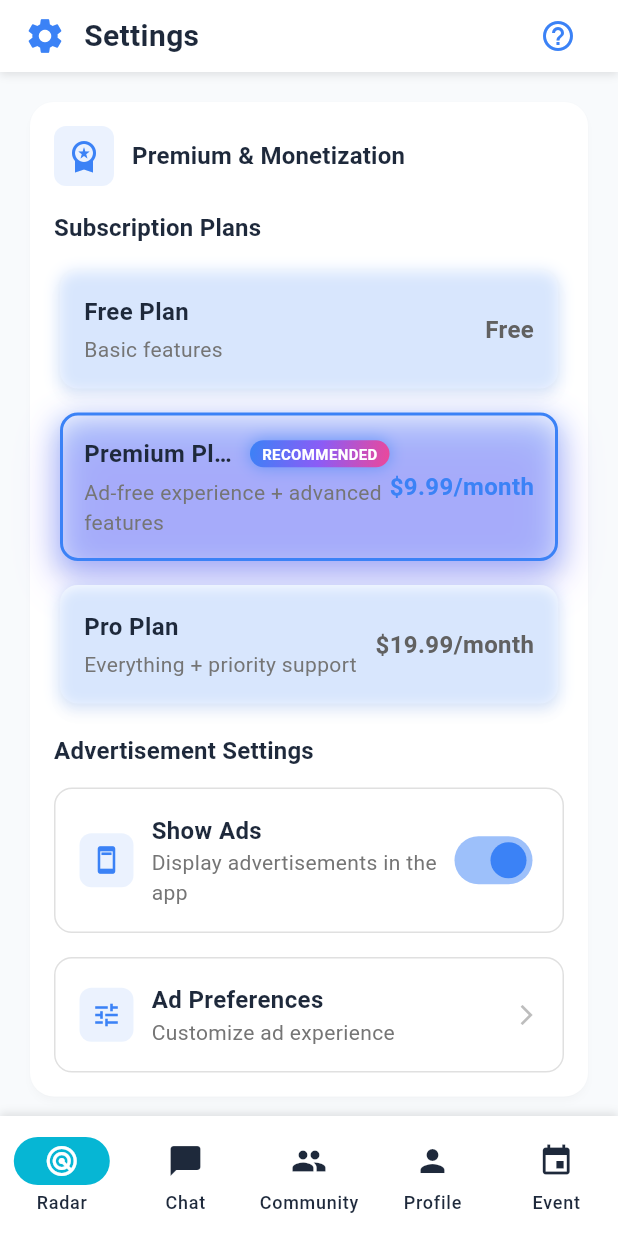
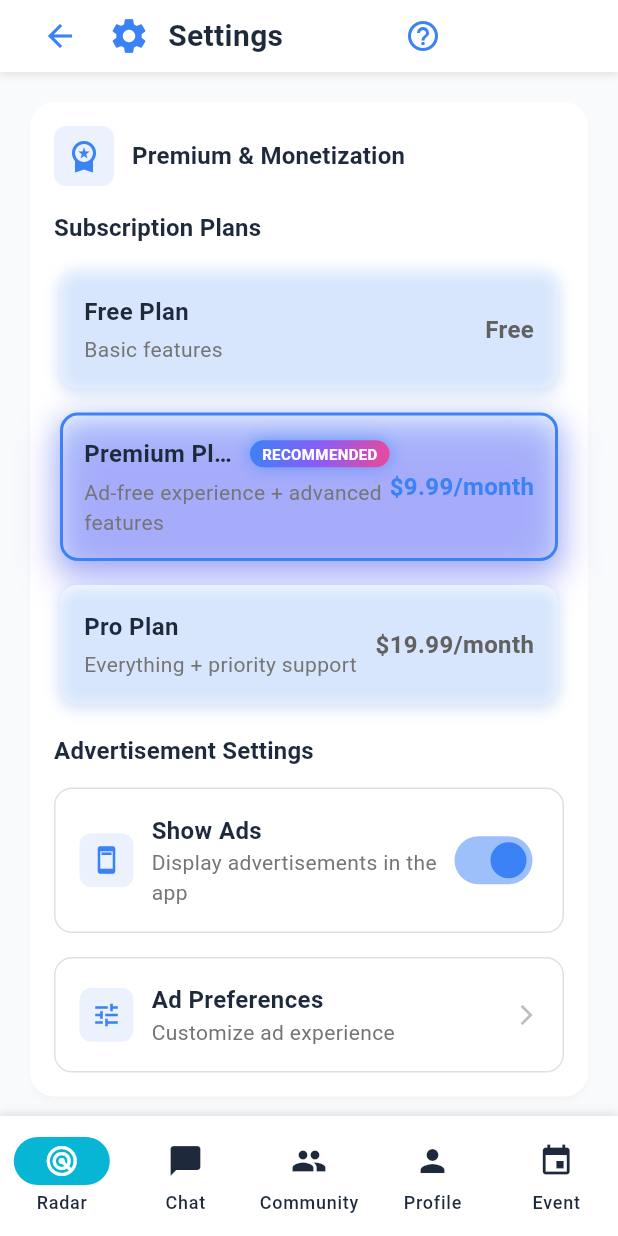
Before and after one commit to TArslan7/ComnecterMobile, a Flutter app: the SettingsScreen screen opened by its route, on a phone screen of 412 x 824 dp. Run offline on Flutter 3.47's test engine with Material 3 defaults, Android fonts, the phone set to English and light mode, and no system bars; drawn by our look-alikes of flutter_animate; our stand-ins replace audioplayers, confetti, flutter_hooks, flutter_riverpod, go_router, shared_preferences; accounts and stored records are empty.

Commit message:
feat: add back buttons to settings and subscription screens
- Add back button to settings screen for proper navigation
- Replace settings button with back button in subscription screen
- Ensure users can navigate back to previous screens
- Improve user experience and navigation flow

```diff
--- a/lib/features/monetization/subscription_screen.dart
+++ b/lib/features/monetization/subscription_screen.dart
@@ -70,9 +70,9 @@ class SubscriptionScreen extends HookWidget {
     return Scaffold(
       appBar: AppBar(
         leading: IconButton(
-          icon: Icon(Icons.settings, color: Theme.of(context).colorScheme.primary),
-          onPressed: () => context.push('/settings'),
-          tooltip: 'Settings',
+          icon: Icon(Icons.arrow_back, color: Theme.of(context).colorScheme.primary),
+          onPressed: () => Navigator.of(context).pop(),
+          tooltip: 'Go Back',
         ),
         title: const Text('Subscription Plans'),
         backgroundColor: Theme.of(context).colorScheme.inversePrimary,
--- a/lib/features/settings/settings_screen.dart
+++ b/lib/features/settings/settings_screen.dart
@@ -104,6 +104,19 @@ class _SettingsScreenState extends ConsumerState<SettingsScreen> with TickerProv
               padding: const EdgeInsets.symmetric(horizontal: 16),
               child: Row(
                 children: [
+                  Flexible(
+                    child: IconButton(
+                      icon: Icon(
+                        Icons.arrow_back,
+                        color: Theme.of(context).colorScheme.primary,
+                        size: 24,
+                      ),
+                      onPressed: () => Navigator.of(context).pop(),
+                      tooltip: 'Go Back',
+                      padding: const EdgeInsets.all(8),
+                    ),
+                  ),
+                  const SizedBox(width: 8),
                   Icon(
                     Icons.settings,
                     color: Theme.of(context).colorScheme.primary,
```
